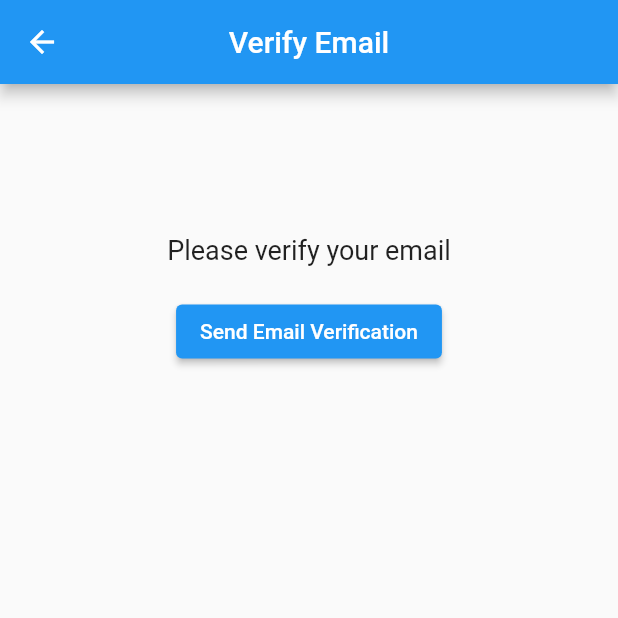
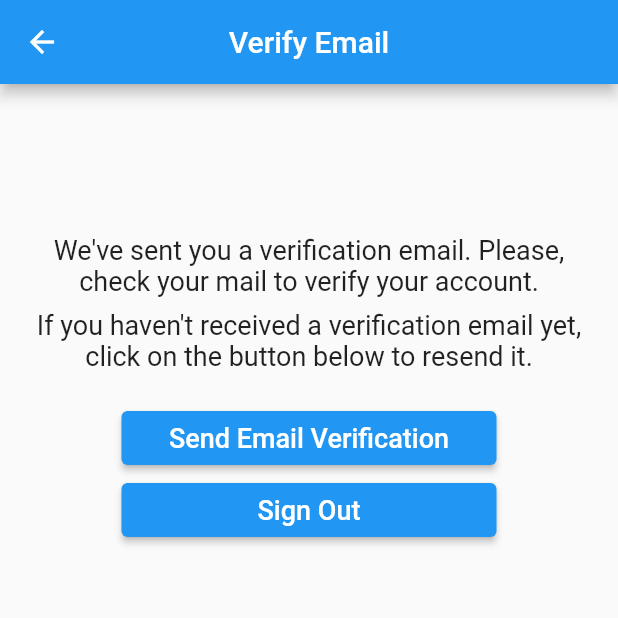
Before and after one commit to nzikak/notes-app, a Flutter app: the VerifyEmail screen opened by its route, on a phone screen of 412 x 824 dp, the top half of it. Run offline on Flutter 3.47's test engine with Material 2 defaults, Android fonts, the phone set to English and light mode, and no system bars; our stand-ins replace firebase_auth, firebase_core; missing offline and left inert: dart:ffi; accounts and stored records are empty; network calls fail.

Commit message:
Implemented error handling in RegisterView and navigation to the appropriate screen

```diff
--- a/lib/views/register_view.dart
+++ b/lib/views/register_view.dart
@@ -1,8 +1,7 @@
 import 'package:flutter/material.dart';
 import 'package:firebase_auth/firebase_auth.dart';
-import 'dart:developer' as devtools show log;
-
 import 'package:notes_app/constants/routes.dart';
+import 'package:notes_app/utils/show_error_dialog.dart';
 
 class RegisterView extends StatefulWidget {
   const RegisterView({Key? key}) : super(key: key);
@@ -65,7 +64,7 @@ class _RegisterViewState extends State<RegisterView> {
                 onPressed: () {
                   final email = _emailTextController.text;
                   final password = _passwordTextController.text;
-                  _createNewUser(email, password);
+                  _createNewUser(context, email, password);
                 },
                 child: const Text("Register")),
             Row(
@@ -94,13 +93,32 @@ class _RegisterViewState extends State<RegisterView> {
     );
   }
 
-  void _createNewUser(String email, String password) async {
+  void _createNewUser(
+      BuildContext context, String email, String password) async {
     try {
-      final userCredential = await FirebaseAuth.instance
-          .createUserWithEmailAndPassword(email: email, password: password);
-      (userCredential);
+      await FirebaseAuth.instance.createUserWithEmailAndPassword(
+        email: email,
+        password: password,
+      );
+      await FirebaseAuth.instance.currentUser?.sendEmailVerification();
+      Navigator.of(context).pushNamed(verifyEmailRoute);
     } on FirebaseAuthException catch (e) {
-      devtools.log(e.message ?? "");
+      switch (e.code) {
+        case "weak-password":
+          await showErrorDialog(context, "Weak password");
+          break;
+        case "email-already-in-use":
+          await showErrorDialog(context, "Account already exists");
+          break;
+        case "invalid-email":
+          await showErrorDialog(context, "Invalid email");
+          break;
+        default:
+          await showErrorDialog(context, "Error: ${e.message}");
+      }
+    } catch (e) {
+      await showErrorDialog(context, e.toString());
     }
   }
+
 }
--- a/lib/views/verify_email_view.dart
+++ b/lib/views/verify_email_view.dart
@@ -1,5 +1,7 @@
 import 'package:firebase_auth/firebase_auth.dart';
 import 'package:flutter/material.dart';
+import 'package:notes_app/constants/routes.dart';
+import 'package:notes_app/utils/sign_out_user.dart';
 
 class VerifyEmail extends StatefulWidget {
   const VerifyEmail({Key? key}) : super(key: key);
@@ -18,18 +20,45 @@ class _VerifyEmailState extends State<VerifyEmail> {
       ),
       body: Center(
           child: Container(
-            padding: const EdgeInsets.only(top: 100),
+        padding: const EdgeInsets.only(top: 100, left: 16, right: 16),
         child: Column(
           children: [
             const Text(
-                  "Please verify your email",
+              "We've sent you a verification email. "
+              "Please, check your mail to verify your account.",
               style: TextStyle(fontSize: 18),
+              textAlign: TextAlign.center,
+            ),
+            const SizedBox(height: 8),
+            const Text(
+              "If you haven't received a verification email yet, "
+              "click on the button below to resend it.",
+              style: TextStyle(fontSize: 18),
+              textAlign: TextAlign.center,
             ),
             const SizedBox(height: 20),
-                ElevatedButton(
+            SizedBox(
+              width: 250,
+              child: ElevatedButton(
                   onPressed: () {
                     _sendEmailVerification();
-                    }, child: const Text("Send Email Verification"))
+                  },
+                  child: const Text(
+                    "Send Email Verification",
+                    style: TextStyle(fontSize: 18),
+                  )),
+            ),
+            SizedBox(
+              width: 250,
+              child: ElevatedButton(
+                  onPressed: () {
+                    signOutUser(context, registerRoute);
+                  },
+                  child: const Text(
+                    "Sign Out",
+                    style: TextStyle(fontSize: 18),
+                  )),
+            ),
           ],
         ),
       )),
```
Also changed, not shown: lib/utils/sign_out_user.dart (added, +11 -0 lines), lib/views/notes_view.dart (+2 -9 lines). Lines whose indentation alone changed are shown as unchanged.
